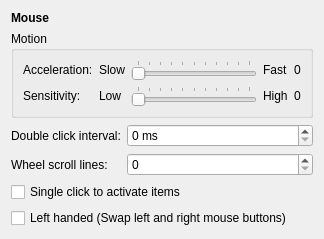
lxqt/lxqt-config, file lxqt-config-input/mouseconfig.ui: the form before one commit.
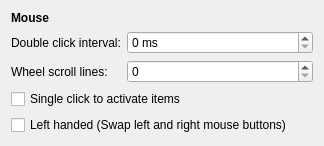
The form after the commit.

Commit message:
Removed old mouse accel/sensitivity options
They had no effect and were confusing. The real options are under "Mouse and Touchpad".

NOTE: Later, we could discuss how to rearrange the dialog's sections but, IMHO, those options should have been removed as soon as possible.

Diff of the .ui file:
```diff
--- a/lxqt-config-input/mouseconfig.ui
+++ b/lxqt-config-input/mouseconfig.ui
@@ -7,7 +7,7 @@
     <x>0</x>
     <y>0</y>
     <width>324</width>
-    <height>223</height>
+    <height>123</height>
    </rect>
   </property>
   <property name="windowTitle">
@@ -24,117 +24,14 @@
      </property>
     </widget>
    </item>
-   <item row="1" column="0" colspan="2">
-    <widget class="QGroupBox" name="groupBox_5">
-     <property name="title">
-      <string>Motion</string>
-     </property>
-     <layout class="QGridLayout" name="gridLayout_5">
-      <item row="1" column="3">
-       <widget class="QLabel" name="label_35">
-        <property name="text">
-         <string>High</string>
-        </property>
-       </widget>
-      </item>
-      <item row="0" column="3">
-       <widget class="QLabel" name="label_36">
-        <property name="text">
-         <string>Fast</string>
-        </property>
-       </widget>
-      </item>
-      <item row="1" column="0">
-       <widget class="QLabel" name="label_37">
-        <property name="text">
-         <string>Sensitivity:</string>
-        </property>
-       </widget>
-      </item>
-      <item row="1" column="1">
-       <widget class="QLabel" name="label_38">
-        <property name="text">
-         <string>Low</string>
-        </property>
-       </widget>
-      </item>
-      <item row="1" column="2">
-       <widget class="QSlider" name="mouseThreshold">
-        <property name="minimum">
-         <number>10</number>
-        </property>
-        <property name="maximum">
-         <number>110</number>
-        </property>
-        <property name="singleStep">
-         <number>10</number>
-        </property>
-        <property name="orientation">
-         <enum>Qt::Horizontal</enum>
-        </property>
-        <property name="tickPosition">
-         <enum>QSlider::TicksAbove</enum>
-        </property>
-       </widget>
-      </item>
-      <item row="0" column="0">
-       <widget class="QLabel" name="label_39">
-        <property name="text">
-         <string>Acceleration:</string>
-        </property>
-       </widget>
-      </item>
-      <item row="0" column="2">
-       <widget class="QSlider" name="mouseAccel">
-        <property name="minimum">
-         <number>10</number>
-        </property>
-        <property name="maximum">
-         <number>110</number>
-        </property>
-        <property name="singleStep">
-         <number>10</number>
-        </property>
-        <property name="orientation">
-         <enum>Qt::Horizontal</enum>
-        </property>
-        <property name="tickPosition">
-         <enum>QSlider::TicksAbove</enum>
-        </property>
-       </widget>
-      </item>
-      <item row="0" column="1">
-       <widget class="QLabel" name="label_40">
-        <property name="text">
-         <string>Slow</string>
-        </property>
-       </widget>
-      </item>
-      <item row="0" column="4">
-       <widget class="QLabel" name="label_41">
-        <property name="text">
-         <string>0</string>
-        </property>
-       </widget>
-      </item>
-      <item row="1" column="4">
-       <widget class="QLabel" name="label_42">
-        <property name="text">
-         <string>0</string>
-        </property>
-       </widget>
-      </item>
-     </layout>
-    </widget>
-   </item>
-   <item row="4" column="0">
+   <item row="3" column="0">
     <widget class="QLabel" name="label">
      <property name="text">
       <string>Double click interval:</string>
      </property>
     </widget>
    </item>
-   <item row="4" column="1">
+   <item row="3" column="1">
     <widget class="QSpinBox" name="doubleClickInterval">
      <property name="suffix">
       <string> ms</string>
@@ -144,30 +41,30 @@
      </property>
     </widget>
    </item>
-   <item row="5" column="0">
+   <item row="4" column="0">
     <widget class="QLabel" name="label_2">
      <property name="text">
       <string>Wheel scroll lines:</string>
      </property>
     </widget>
    </item>
-   <item row="5" column="1">
+   <item row="4" column="1">
     <widget class="QSpinBox" name="wheelScrollLines"/>
    </item>
-   <item row="7" column="0" colspan="2">
-    <widget class="QCheckBox" name="mouseLeftHanded">
-     <property name="text">
-      <string>Left handed (Swap left and right mouse buttons)</string>
-     </property>
-    </widget>
-   </item>
-   <item row="6" column="0" colspan="2">
+   <item row="5" column="0" colspan="2">
     <widget class="QCheckBox" name="singleClick">
      <property name="text">
       <string>Single click to activate items</string>
      </property>
     </widget>
    </item>
+   <item row="6" column="0" colspan="2">
+    <widget class="QCheckBox" name="mouseLeftHanded">
+     <property name="text">
+      <string>Left handed (Swap left and right mouse buttons)</string>
+     </property>
+    </widget>
+   </item>
   </layout>
  </widget>
  <resources/>
```
Left out of the diff: 35 changed lines with no effect on the pictures. The commit also changes 1 other file.
